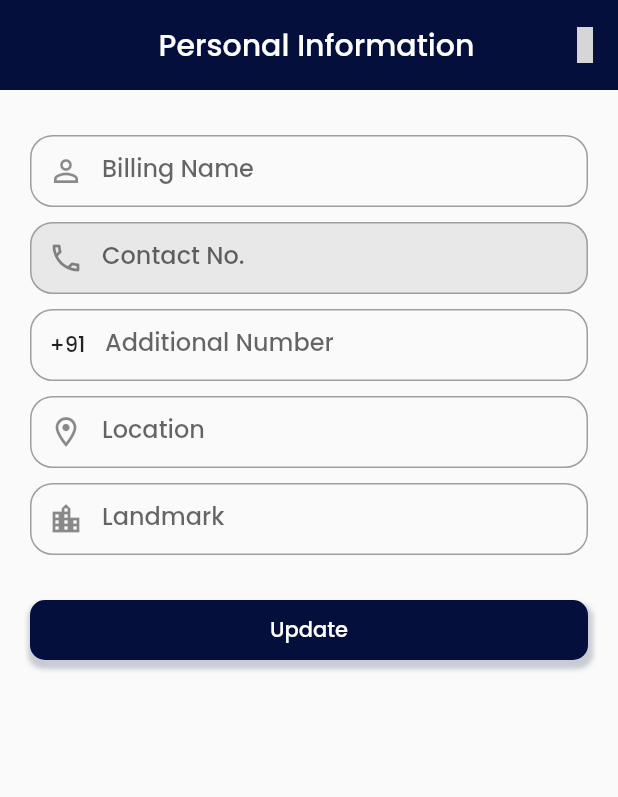
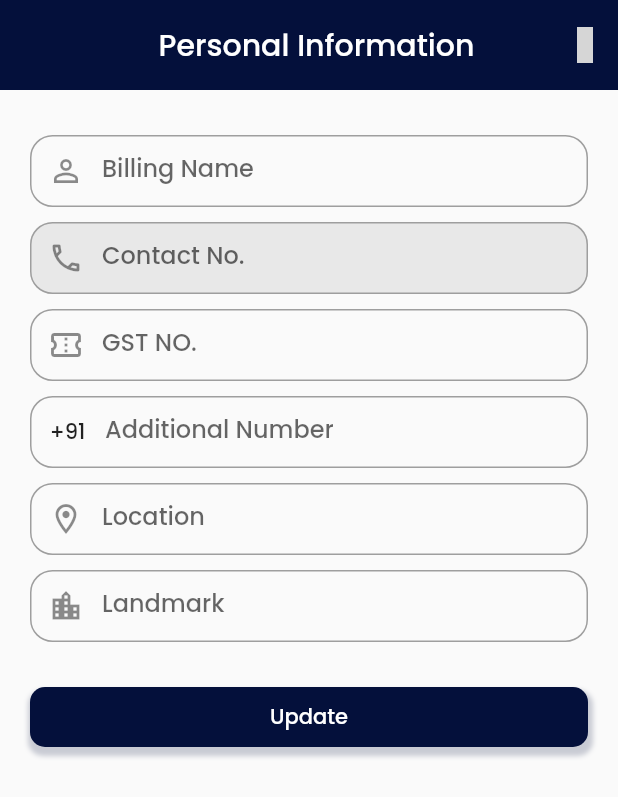
Before and after one commit to Sandeep-Kumar-Thakur/end-user, a Flutter app: the PersonalAccount screen opened directly, on a phone screen of 412 x 824 dp. Shown: the top 797 px of the screen. Run offline on Flutter 3.47's test engine with Material 2 defaults, Android fonts, the phone set to English and light mode, and no system bars; our stand-ins replace carousel_slider, fancy_shimmer_image, firebase_auth, firebase_core, firebase_database, firebase_messaging and 4 more; accounts and stored records are empty; statements that could not run were skipped; grey boxes are pictures that could not be loaded.

Commit message:
dynamic number

```diff
--- a/lib/constants/key_contants.dart
+++ b/lib/constants/key_contants.dart
@@ -20,4 +20,7 @@ class KeyConstants{
   static const companyName = "newzensoftwares";
   static const companyEmail = "newzensoftwares@gmail.com";
   static const whatsAppClient = "+919780000169";
+
+  static const shopContact = "shopContact";
+
 }
--- a/lib/screens/account/personal_information.dart
+++ b/lib/screens/account/personal_information.dart
@@ -62,13 +62,14 @@ class PersonalAccount extends StatelessWidget {
                           validate: true),
                       smallSpace(),
 
-                      // MyTextFieldWithEmail(
-                      //     textEditController: gmailController,
-                      //     filled: false,
-                      //     textInputType: TextInputType.emailAddress,
-                      //     label: "Email",
-                      //     validate: true),
-                      // smallSpace(),
+                  MyTextFieldWithPreFix(
+                    icon: Icons.confirmation_number_outlined,
+                          textEditController: gmailController,
+                          filled: false,
+                          textInputType: TextInputType.text,
+                          label: "GST NO.",
+                          validate: false),
+                      smallSpace(),
 
                       MyTextFieldWithMobile(
                           textEditController: altNumberController,
```
Also changed, not shown: lib/firebase/firebase_realtime.dart (+8 -0 lines), lib/utility/helper_widgets.dart (+6 -3 lines), 1 other file.
